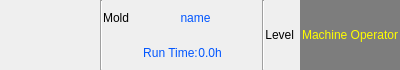
Before: the Qt Designer form custom_widgets/programhead/icprogramheadframe.ui in GaussCheng/2-5AxisPunch, drawn with Qt 5.
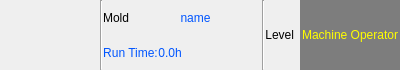
After: the same form once the commit is applied. Custom widgets are drawn as their Qt base class.

Patch:
```diff
--- a/custom_widgets/programhead/icprogramheadframe.ui
+++ b/custom_widgets/programhead/icprogramheadframe.ui
@@ -106,19 +106,6 @@
      </item>
      <item>
       <layout class="QHBoxLayout" name="horizontalLayout_3">
-       <item>
-        <spacer name="horizontalSpacer">
-         <property name="orientation">
-          <enum>Qt::Horizontal</enum>
-         </property>
-         <property name="sizeHint" stdset="0">
-          <size>
-           <width>40</width>
-           <height>20</height>
-          </size>
-         </property>
-        </spacer>
-       </item>
        <item>
         <widget class="QLabel" name="autoTimeLabel_2">
          <property name="styleSheet">
```
